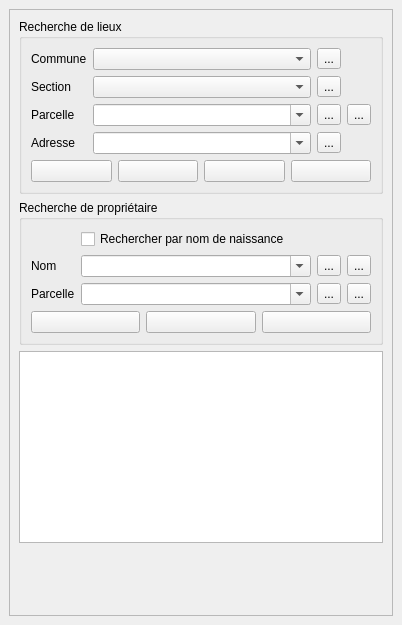
Before: the Qt Designer form cadastre/forms/cadastre_search_form.ui in jdev-org/QgisCadastrePlugin, drawn with Qt 5.
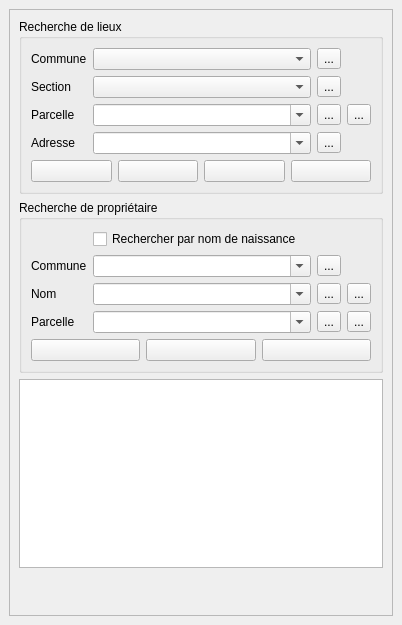
After: the same form once the commit is applied.

Commit message: Search owner by city

```diff
--- a/cadastre/forms/cadastre_search_form.ui
+++ b/cadastre/forms/cadastre_search_form.ui
@@ -229,7 +229,7 @@
           <layout class="QVBoxLayout" name="verticalLayout_2">
            <item>
             <layout class="QGridLayout" name="gridLayout_2">
-             <item row="1" column="3">
+             <item row="2" column="3">
               <widget class="QToolButton" name="btExportProprietaire">
                <property name="toolTip">
                 <string>Exporter le relevé de propriété</string>
@@ -239,7 +239,7 @@
                </property>
               </widget>
              </item>
-             <!--Checkbox-->
+             <!--checkbox nom proprietaire-->
             <item row="0" column="1">
              <widget class="QCheckBox" name="cbSearchNameBirth">
               <property name="text">
@@ -250,7 +250,7 @@
               </property>
              </widget>
             </item>
-             <item row="2" column="1">
+             <item row="3" column="1">
               <widget class="QComboBox" name="liParcelleProprietaire">
                <property name="sizePolicy">
                 <sizepolicy hsizetype="MinimumExpanding" vsizetype="Fixed">
@@ -263,7 +263,41 @@
                </property>
               </widget>
              </item>
+             <!--commune proprietaire label-->
+             <item row="1" column="0">
+              <widget class="QLabel" name="label_19">
+               <property name="text">
+                <string>Commune</string>
+               </property>
+              </widget>
+             </item>
+             <!--reset commune proprietaire-->
+             <item row="1" column="2">
+              <widget class="QToolButton" name="btResetCommuneProprietaire">
+               <property name="toolTip">
+                <string>Retour à l'ensemble des communes</string>
+               </property>
+               <property name="text">
+                <string>...</string>
+               </property>
+              </widget>
+             </item>
+             <!--commune priprietaire combo-->
              <item row="1" column="1">
+              <widget class="QComboBox" name="liCommuneProprietaire">
+               <property name="sizePolicy">
+                <sizepolicy hsizetype="MinimumExpanding" vsizetype="Fixed">
+                 <horstretch>0</horstretch>
+                 <verstretch>0</verstretch>
+                </sizepolicy>
+               </property>
+               <property name="editable">
+                <bool>true</bool>
+               </property>
+              </widget>
+             </item>
+             <!--proprietaire combo-->
+             <item row="2" column="1">
               <widget class="QComboBox" name="liProprietaire">
                <property name="sizePolicy">
                 <sizepolicy hsizetype="MinimumExpanding" vsizetype="Fixed">
@@ -276,7 +310,8 @@
                </property>
               </widget>
              </item>
-             <item row="2" column="0">
+             <!--parcelle label-->
+             <item row="3" column="0">
               <widget class="QLabel" name="label_3">
                <property name="maximumSize">
                 <size>
@@ -289,14 +324,16 @@
                </property>
               </widget>
              </item>
-             <item row="1" column="0">
+             <!--nom label-->
+             <item row="2" column="0">
               <widget class="QLabel" name="label_4">
                <property name="text">
                 <string>Nom</string>
                </property>
               </widget>
              </item>
-             <item row="2" column="3">
+             <!--export parcelle-->
+             <item row="3" column="3">
               <widget class="QToolButton" name="btExportParcelleProprietaire">
                <property name="toolTip">
                 <string>Exporter le relevé parcellaire</string>
@@ -306,17 +343,19 @@
                </property>
               </widget>
              </item>
-             <item row="1" column="2">
-              <widget class="QToolButton" name="btResetProprietaire">
-               <property name="toolTip">
-                <string>Retour à l'ensemble des parcelles</string>
-               </property>
-               <property name="text">
-                <string>...</string>
-               </property>
-              </widget>
-             </item>
+             <!--reset proprietaire-->
              <item row="2" column="2">
+              <widget class="QToolButton" name="btResetProprietaire">
+               <property name="toolTip">
+                <string>Retour à l'ensemble des parcelles</string>
+               </property>
+               <property name="text">
+                <string>...</string>
+               </property>
+              </widget>
+             </item>
+             <!--reset parcelle proprietaire-->
+             <item row="3" column="2">
               <widget class="QToolButton" name="btResetParcelleProprietaire">
                <property name="toolTip">
                 <string>Retour à l'ensemble des parcelles</string>
```
Left out of the diff: 5 changed lines with no effect on the pictures. The commit also changes 1 other file.
